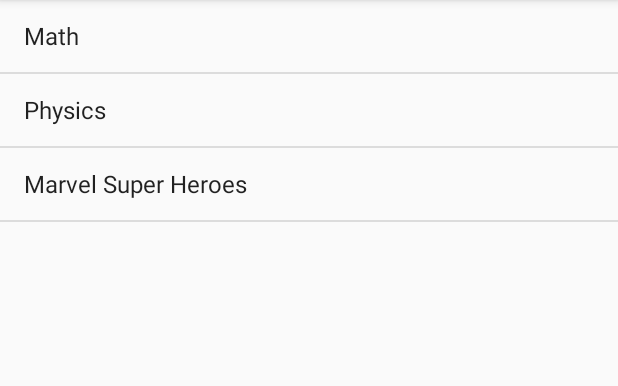
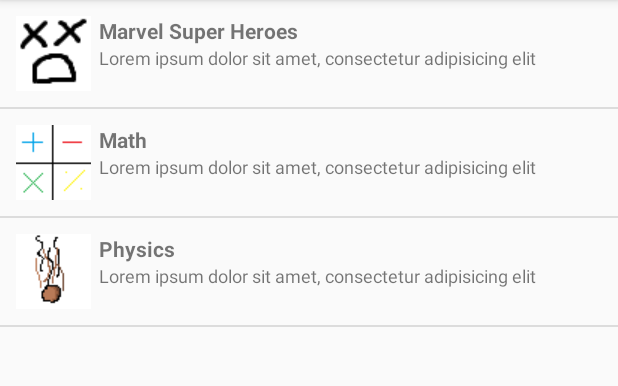
Before and after one commit to AaronChauUW/quizdroid, an Android app: the screen it shows after launch (MainActivity), on a phone screen of 412 x 824 dp, the part 84-470 px from its top. Run offline under Robolectric (Android 15) with nearby library versions, the phone set to English and light mode, and no system bars.

Commit message:
Quiz Droid part 3
Icons, short description, Repository, domains

```diff
--- /dev/null
+++ b/app/src/main/java/edu/washington/chau93/quizdroid/CustomAdapter.java
@@ -0,0 +1,111 @@
+package edu.washington.chau93.quizdroid;
+
+import android.app.Activity;
+import android.content.Context;
+import android.content.res.Resources;
+import android.util.Log;
+import android.view.LayoutInflater;
+import android.view.View;
+import android.view.ViewGroup;
+import android.widget.AdapterView;
+import android.widget.BaseAdapter;
+import android.widget.ImageView;
+import android.widget.TextView;
+
+import java.util.ArrayList;
+
+import edu.washington.chau93.quizdroid.domains.Topic;
+
+/**
+ * Created by Aaron Chau on 2/15/2015.
+ */
+public class CustomAdapter extends BaseAdapter implements View.OnClickListener {
+    private Activity activity;
+    private ArrayList<Topic> data;
+    private static LayoutInflater inflater = null;
+    public Resources res;
+    private Topic tempTopic;
+
+    // Constructor
+    public CustomAdapter(Activity a, ArrayList<Topic> data, Resources res){
+        this.activity = a;
+        this.data = data;
+        this.res = res;
+
+        tempTopic = null;
+
+        inflater = (LayoutInflater) activity.getSystemService(Context.LAYOUT_INFLATER_SERVICE);
+    }
+
+
+
+    // Get the amount of topics we have.
+    @Override
+    public int getCount() {
+        if(data.size()<=0)
+            return 1;
+        return data.size();
+    }
+
+    @Override
+    public Object getItem(int position) {
+        return data.get(position);
+    }
+
+    @Override
+    public long getItemId(int position) {
+        return position;
+    }
+
+    public static class ViewHolder {
+        public TextView topicTitle;
+        public TextView shortD;
+        public ImageView img;
+    }
+
+    @Override
+    public View getView(int position, View convertView, ViewGroup parent) {
+        View customView = convertView;
+        ViewHolder holder;
+
+        if (convertView == null){
+            // Inflate our custom list item view
+            customView = inflater.inflate(R.layout.custom_list_item, null);
+
+            // Use View Holder to hold the widgets
+            holder = new ViewHolder();
+            holder.topicTitle = (TextView) customView.findViewById(R.id.customListTopic);
+            holder.shortD = (TextView) customView.findViewById(R.id.customListShortD);
+            holder.img = (ImageView) customView.findViewById(R.id.customListImageView);
+
+            // Set holder with Layout Inflater
+            customView.setTag(holder);
+        } else {
+            holder = (ViewHolder) customView.getTag();
+        }
+        if(data.size() <= 0){
+            holder.topicTitle.setText("There are no quiz topics.");
+        } else {
+            // Get topics from Array List
+            tempTopic = (Topic) data.get(position);
+
+            // Set values into widgets
+            holder.topicTitle.setText(tempTopic.getTitle());
+            holder.shortD.setText(tempTopic.getShortDescription());
+
+            holder.img.setImageResource(
+                    res.getIdentifier(
+                            tempTopic.getImage(),
+                            "drawable", activity.getPackageName()
+                    )
+            );
+        }
+
+        return customView;
+    }
+
+    @Override
+    public void onClick(View v) {
+        Log.d("Custom Adapter", "Row button clicked.");
+    }
+}
--- a/app/src/main/java/edu/washington/chau93/quizdroid/MainActivity.java
+++ b/app/src/main/java/edu/washington/chau93/quizdroid/MainActivity.java
@@ -1,24 +1,22 @@
 package edu.washington.chau93.quizdroid;
 
 import android.content.Intent;
-import android.support.v4.app.Fragment;
 import android.support.v7.app.ActionBarActivity;
 import android.os.Bundle;
-import android.util.Log;
-import android.view.LayoutInflater;
 import android.view.Menu;
 import android.view.MenuItem;
 import android.view.View;
-import android.view.ViewGroup;
 import android.widget.AdapterView;
-import android.widget.ArrayAdapter;
-import android.widget.Button;
 import android.widget.ListView;
-import android.widget.TextView;
+import android.widget.SimpleAdapter;
 
 import java.util.ArrayList;
+import java.util.HashMap;
+import java.util.List;
+import java.util.Map;
 
-import edu.washington.chau93.quizdroid.managers.QuizManager;
+import edu.washington.chau93.quizdroid.domains.Topic;
+import edu.washington.chau93.quizdroid.repositories.TopicRepository;
 
 
 public class MainActivity extends ActionBarActivity {
@@ -28,52 +26,48 @@
         super.onCreate(savedInstanceState);
         setContentView(R.layout.activity_main);
 
-        String[] quizChoices = {"Math", "Physics", "Marvel Super Heroes"};
+        TopicRepository topicRepo = QuizApp.getTopicRepo();
 
-        ArrayAdapter<String> quizChoiceAdapter =
-                new ArrayAdapter<String>(this, android.R.layout.simple_list_item_1, quizChoices);
+        // Create list of topics with the title and short description.
+        List<Map<String, String>> data = new ArrayList<Map<String, String>>();
+        for(Topic t : topicRepo.getTopics().values()){
+            Map<String, String> datum = new HashMap<String, String>(2);
+            datum.put("topic", t.getTitle());
+            datum.put("shortD", t.getShortDescription());
+            data.add(datum);
+        }
+
+        // Use simple adapter to put the topic and short description into
+        // simple list item 2 layout.
+        SimpleAdapter quizChoiceAdapter2 = new SimpleAdapter(this, data,
+                R.layout.custom_list_item,
+                new String[] {"topic", "shortD", "image"},
+                new int[] {R.id.customListTopic, R.id.customListShortD, R.id.customListImageView}
+        );
+
+        // Custom adapter
+        ArrayList<Topic> totspic = new ArrayList<Topic>();
+        totspic.addAll(topicRepo.getTopics().values());
+        CustomAdapter customAdapter = new CustomAdapter(
+                this,
+                totspic,
+                getResources()
+        );
+
+
+
 
         final ListView lv = (ListView) findViewById(R.id.quizChoice);
-        lv.setAdapter(quizChoiceAdapter);
+//        lv.setAdapter(quizChoiceAdapter2);
+        lv.setAdapter(customAdapter);
 
         lv.setOnItemClickListener(new AdapterView.OnItemClickListener() {
             @Override
             public void onItemClick(AdapterView<?> parent, View view, int position, long id) {
-                String topic = (String) lv.getItemAtPosition(position);
-                // Ideally I would do a pull request on the topic to get some information
-                // such as the description and how many questions there are and put them
-                // the intent as well.
-
-                // Once you choose begin I would do another GET request for the questions, choices
-                // and the answers. Sort them out and put them into the QuizManager.
-                ArrayList<String> questions = new ArrayList<String>();
-                ArrayList<String[]> choices = new ArrayList<String[]>();
-                ArrayList<Integer> answers = new ArrayList<Integer>();
-
-                // Some "hard coded" questions/answers
-                for(int i = 0; i < 4; i++){
-                    questions.add("This is a question? Here's an index: " + i);
-                    choices.add(new String[4]);
-                    String[] ans = choices.get(i);
-                    for(int j = 0; j < 4; j++){
-                        ans[j] = "Answer number: " + (j+1); // Some choices for the quiz
-                    }
-
-                    answers.add(i); // Each answer to the question is the index of the question.
-                }
-
-                String description =
-                "Lorem ipsum dolor sit amet, consectetur adipisicing elit, sed do eiusmod\n" +
-                "tempor incididunt ut labore et dolore magna aliqua. Ut enim ad minim veniam,\n" +
-                "quis nostrud exercitation ullamco laboris nisi ut aliquip ex ea commodo\n" +
-                "consequat. Duis aute irure dolor in reprehenderit in voluptate velit esse\n" +
-                "cillum dolore eu fugiat nulla pariatur. Excepteur sint occaecat cupidatat non\n" +
-                "proident, sunt in culpa qui officia deserunt mollit anim id est laborum.";
-
-                QuizManager qm = new QuizManager(description, questions, choices, answers);
+//                String topic = (String) ((HashMap) lv.getItemAtPosition(position)).get("topic");
+                String topic = (String) ((Topic) lv.getItemAtPosition(position)).getTitle();
 
                 Intent quizIntent = new Intent(MainActivity.this, QuizActivity.class);
-                quizIntent.putExtra("quiz_manager", qm);
                 quizIntent.putExtra("topic", topic);
 
                 startActivity(quizIntent);
--- /dev/null
+++ b/app/src/main/java/edu/washington/chau93/quizdroid/QuizApp.java
@@ -0,0 +1,39 @@
+package edu.washington.chau93.quizdroid;
+
+import android.app.Application;
+import android.util.Log;
+
+import edu.washington.chau93.quizdroid.managers.QuizManager;
+import edu.washington.chau93.quizdroid.repositories.TopicRepository;
+
+/**
+ * Created by Aaron Chau on 2/14/2015.
+ */
+public class QuizApp extends Application {
+    private static QuizApp myApp = new QuizApp();
+    private static TopicRepository topicRepo = new TopicRepository();
+    private static QuizManager quizManager;
+
+//    I'm really confused. Whenever I try to make this private I get a IllegalAccessException.
+//    java.lang.IllegalAccessException: access to constructor not allowed
+//    private QuizApp(){}
+
+    public static TopicRepository getTopicRepo() {
+        return topicRepo;
+    }
+
+    public static QuizManager createNewQuizManager(String topic){
+        quizManager = new QuizManager(topic);
+        return quizManager;
+    }
+
+    public static QuizManager getQuizManager(){
+        return quizManager;
+    }
+
+    @Override
+    public void onCreate() {
+        Log.d("Quiz App", "Quiz App created!");
+        super.onCreate();
+    }
+}
--- /dev/null
+++ b/app/src/main/java/edu/washington/chau93/quizdroid/domains/Question.java
@@ -0,0 +1,32 @@
+package edu.washington.chau93.quizdroid.domains;
+
+import java.io.Serializable;
+import java.util.List;
+
+/**
+ * Created by Aaron Chau on 2/14/2015.
+ */
+public class Question implements Serializable {
+
+    private String question;
+    private List<String> choices;
+    private int answer;
+
+    public Question(String question, List<String> choices, int answer){
+        this.question = question;
+        this.choices = choices;
+        this.answer = answer;
+    }
+
+    public String getQuestion() {
+        return question;
+    }
+
+    public List<String> getChoices() {
+        return choices;
+    }
+
+    public int getAnswer() {
+        return answer;
+    }
+}
--- /dev/null
+++ b/app/src/main/java/edu/washington/chau93/quizdroid/domains/Topic.java
@@ -0,0 +1,46 @@
+package edu.washington.chau93.quizdroid.domains;
+
+import java.io.Serializable;
+import java.util.Queue;
+
+/**
+ * Created by Aaron Chau on 2/14/2015.
+ */
+public class Topic implements Serializable {
+    private String title, longDescription, shortDescription, image;
+    private Queue<Question> questions;
+
+    public Topic(String title, String longDescription, String shortDescription,
+                 Queue<Question> questions){
+        this(title, longDescription, shortDescription, questions, "default_icon");
+    }
+
+    public Topic(String title, String longDescription, String shortDescription,
+                 Queue<Question> questions, String image){
+        this.title = title;
+        this.longDescription = longDescription;
+        this.shortDescription = shortDescription;
+        this.questions = questions;
+        this.image = image;
+    }
+
+    public String getImage() {
+        return image;
+    }
+
+    public String getTitle() {
+        return title;
+    }
+
+    public String getLongDescription() {
+        return longDescription;
+    }
+
+    public String getShortDescription() {
+        return shortDescription;
+    }
+
+    public Queue<Question> getQuestions() {
+        return questions;
+    }
+}
--- /dev/null
+++ b/app/src/main/java/edu/washington/chau93/quizdroid/repositories/TopicRepository.java
@@ -0,0 +1,102 @@
+package edu.washington.chau93.quizdroid.repositories;
+
+import java.util.ArrayList;
+import java.util.LinkedList;
+import java.util.List;
+import java.util.Map;
+import java.util.Queue;
+import java.util.Set;
+import java.util.TreeMap;
+
+import edu.washington.chau93.quizdroid.domains.Question;
+import edu.washington.chau93.quizdroid.domains.Topic;
+
+/**
+ * Created by Aaron Chau on 2/14/2015.
+ */
+public class TopicRepository {
+    private Map<String, Topic> topics;
+
+    public TopicRepository(){
+        topics = new TreeMap<String, Topic>();
+
+        // Temp fake questions and choices
+        makeFakeQuestions();
+
+        // Make topics
+        createTopics();
+    }
+
+    // Create the topics for the quiz
+    private void createTopics(){
+        topics.put("Math",
+                new Topic("Math", longDescription, shortDescription, questions, "math_icon"));
+        topics.put("Physics",
+                new Topic("Physics", longDescription, shortDescription, questions, "physic_icon"));
+        topics.put("Marvel Super Heroes",
+                new Topic("Marvel Super Heroes", longDescription, shortDescription, questions));
+    }
+
+    // Get the list of the topics
+    public Map<String, Topic> getTopics(){
+        return topics;
+    }
+
+    // Get the list of topics titles
+    public Set<String> getTopicTitles(){
+        return topics.keySet();
+    }
+
+    // Get the topic
+    public Topic getTopic(String topic) throws IllegalArgumentException {
+        if(!topics.containsKey(topic)) {
+            throw new IllegalArgumentException("Topic does not exist!");
+        }
+        return topics.get(topic);
+    }
+
+
+
+
+
+
+
+    // Temporary variables & methods used to create topics
+    private void makeFakeQuestions() {
+        makeLongD();
+        makeShortD();
+        makeQuestions();
+    }
+
+    private String longDescription;
+    private String shortDescription;
+    private Queue<Question> questions;
+
+    private void makeLongD(){
+        longDescription =
+                "Lorem ipsum dolor sit amet, consectetur adipisicing elit, sed do eiusmod\n" +
+                "tempor incididunt ut labore et dolore magna aliqua. Ut enim ad minim veniam,\n" +
+                "quis nostrud exercitation ullamco laboris nisi ut aliquip ex ea commodo\n" +
+                "consequat. Duis aute irure dolor in reprehenderit in voluptate velit esse\n" +
+                "cillum dolore eu fugiat nulla pariatur. Excepteur sint occaecat cupidatat non\n" +
+                "proident, sunt in culpa qui officia deserunt mollit anim id est laborum.";
+    }
+
+    private void makeShortD(){
+        shortDescription = "Lorem ipsum dolor sit amet, consectetur adipisicing elit";
+    }
+
+    private void makeQuestions(){
+        questions = new LinkedList<Question>();
+        List<String> choices = new ArrayList<>();
+        choices.add("Index 0");
+        choices.add("Index 1");
+        choices.add("Index 2");
+        choices.add("Index 4");
+        for(int i = 0; i < 4; i++){
+            questions.add(new Question("What index am I?", choices, i));
+        }
+    }
+
+
+}
--- /dev/null
+++ b/app/src/main/res/layout/custom_list_item.xml
@@ -0,0 +1,37 @@
+<?xml version="1.0" encoding="utf-8"?>
+<RelativeLayout xmlns:android="http://schemas.android.com/apk/res/android"
+    android:layout_width="match_parent" android:layout_height="match_parent"
+    android:padding="5dp">
+
+    <ImageView
+        android:layout_width="wrap_content"
+        android:layout_height="wrap_content"
+        android:id="@+id/customListImageView"
+        android:layout_alignParentTop="true"
+        android:layout_alignParentLeft="true"
+        android:layout_alignParentStart="true"
+        android:src="@drawable/default_icon"
+        android:layout_margin="5dp" />
+
+    <TextView
+        android:layout_width="wrap_content"
+        android:layout_height="wrap_content"
+        android:text="topic"
+        android:id="@+id/customListTopic"
+        android:layout_alignParentTop="true"
+        android:layout_toRightOf="@+id/customListImageView"
+        android:layout_toEndOf="@+id/customListImageView"
+        android:textStyle="bold"
+        android:layout_marginTop="5dp" />
+
+    <TextView
+        android:layout_width="wrap_content"
+        android:layout_height="wrap_content"
+        android:textAppearance="?android:attr/textAppearanceSmall"
+        android:text="short description"
+        android:id="@+id/customListShortD"
+        android:layout_below="@+id/customListTopic"
+        android:layout_toRightOf="@+id/customListImageView"
+        android:layout_toEndOf="@+id/customListImageView"
+        android:textSize="12sp" />
+</RelativeLayout>
```
Also changed, not shown: app/src/main/AndroidManifest.xml (+4 -18 lines), app/src/main/java/edu/washington/chau93/quizdroid/QuizActivity.java (+34 -22 lines), app/src/main/java/edu/washington/chau93/quizdroid/managers/QuizManager.java (+31 -26 lines), app/src/main/java/edu/washington/chau93/quizdroid/managers/TopicManager.java (deleted, +0 -16 lines), app/src/main/res/drawable/default_icon.png (added), app/src/main/res/drawable/math_icon.png (added), app/src/main/res/drawable/physic_icon.png (added), 4 other files.
